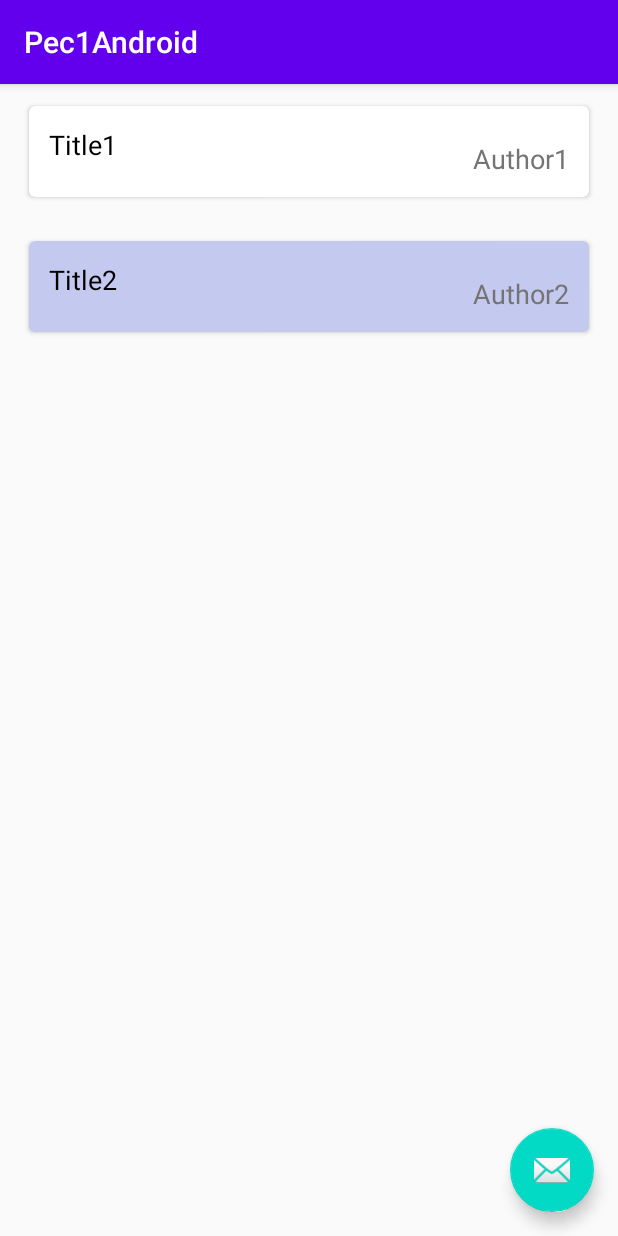
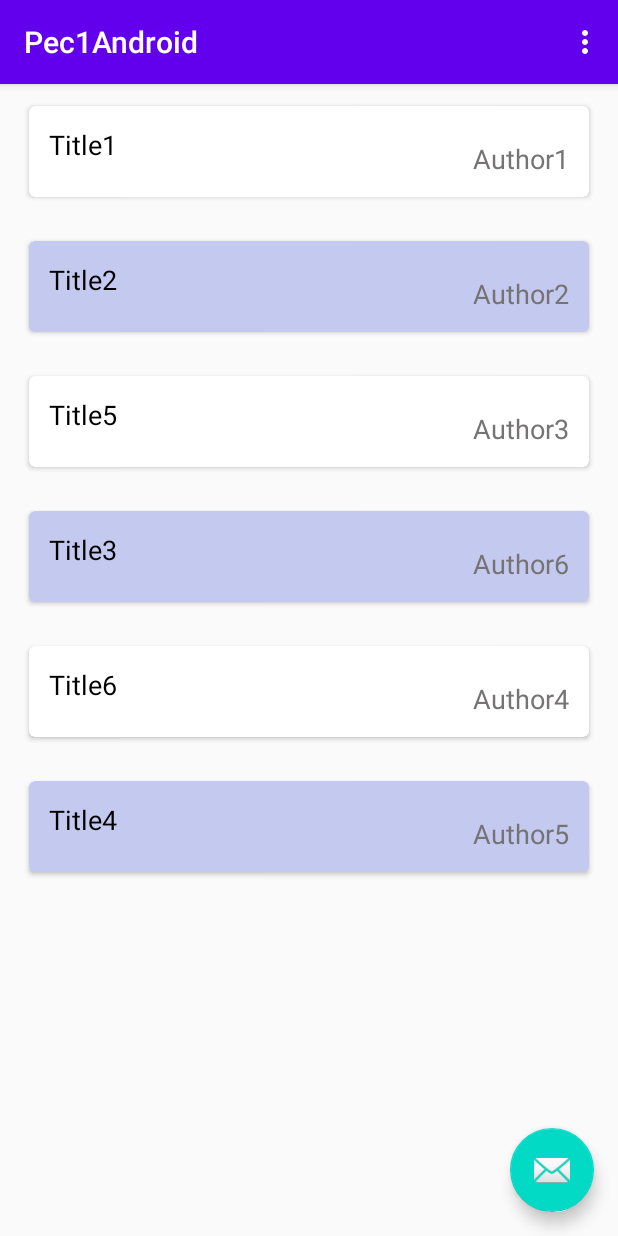
Before and after one commit to msalado0/PEC1Ejercicio1, an Android app: the screen it shows after launch (BookListActivity), on a phone screen of 412 x 824 dp. Run offline under Robolectric (Android 15) with nearby library versions, the phone set to English and light mode, and no system bars.

Commit message:
Add files via upload

```diff
--- a/app/src/main/java/com/example/pec1ejercicio1/BookListActivity.java
+++ b/app/src/main/java/com/example/pec1ejercicio1/BookListActivity.java
@@ -1,14 +1,23 @@
 package com.example.pec1ejercicio1;
 
+import androidx.annotation.RequiresApi;
 import androidx.appcompat.app.AppCompatActivity;
 import androidx.appcompat.widget.Toolbar;
 import androidx.recyclerview.widget.RecyclerView;
 
+import android.os.Build;
 import android.os.Bundle;
+import android.view.Menu;
+import android.view.MenuInflater;
+import android.view.MenuItem;
 
 import com.example.pec1ejercicio1.modelo.BookItem;
 import com.example.pec1ejercicio1.modelo.BookModel;
+import com.example.pec1ejercicio1.ordenar.ordenAutor;
+import com.example.pec1ejercicio1.ordenar.ordenTitle;
 
+import java.util.ArrayList;
+import java.util.Collection;
 import java.util.List;
 /*
 Esta aplicación se realizo teniendo como base el modelo Maestro/detalle previamente definido, pero hemos adaptado
@@ -71,4 +80,40 @@ public class BookListActivity extends AppCompatActivity {
         BookRecyclerViewAdapter view = new BookRecyclerViewAdapter(listaLibros, detailFragment, this);
         recyclerView.setAdapter(view);
     }
+
+    /*
+    Con este metodo, llamamos al xml que contiene los objetos para crear nuestro menu.
+     */
+    @Override
+    public boolean onCreateOptionsMenu (Menu menu) {
+        MenuInflater inflater = getMenuInflater ();
+        inflater.inflate (R.menu.menu_list,menu);
+        return true;
+    }
+
+    /*
+    Este metodo capturaremos las iteraciones de un usuario con el menu, para saber que funcion desea
+    realizar, en este caso, que tipo de ordenacion desea ver en pantalla. (ojo, es obligatorio poner default)
+
+    Se realizara una reordenacion de la lista de libros, y luego se lo enviaremos al adaptador, para que vuelva a cargar
+    la pantalla con dicho orden, para ello nos ayudaremos de dos clases javas que hemos creado en el paquete ordenar.
+     */
+    @RequiresApi(api = Build.VERSION_CODES.N)
+    public boolean onOptionsItemSelected(MenuItem item) {
+        BookRecyclerViewAdapter view;
+        switch (item.getItemId()) {
+            case R.id.order_by_title:
+                listaLibros.sort(new ordenTitle());
+                view = new BookRecyclerViewAdapter(listaLibros, detailFragment, this);
+                recyclerView.setAdapter(view);
+                return true;
+
+            default:
+                listaLibros.sort(new ordenAutor());
+                view = new BookRecyclerViewAdapter(listaLibros, detailFragment, this);
+                recyclerView.setAdapter(view);
+                return true;
+        }
+    }
+
 }
--- a/app/src/main/java/com/example/pec1ejercicio1/modelo/BookItem.java
+++ b/app/src/main/java/com/example/pec1ejercicio1/modelo/BookItem.java
@@ -72,4 +72,5 @@ public class BookItem {
                 "URL: "+this.getUrl();
     }
 
+
 }
--- a/app/src/main/java/com/example/pec1ejercicio1/modelo/BookModel.java
+++ b/app/src/main/java/com/example/pec1ejercicio1/modelo/BookModel.java
@@ -27,6 +27,16 @@ public class BookModel {
         BookItem book2 = new BookItem(1, "Title2", "Author2", new Date(), "Description2", null);
         ITEMS.add (book1);
         ITEMS.add (book2);
+
+        //Añadimos mas libros
+        BookItem book3 = new BookItem(2, "Title5", "Author3", new Date(), "Description3", null);
+        BookItem book4 = new BookItem(3, "Title3", "Author6", new Date(), "Description6", null);
+        BookItem book5 = new BookItem(4, "Title6", "Author4", new Date(), "Description4", null);
+        BookItem book6 = new BookItem(5, "Title4", "Author5", new Date(), "Description5", null);
+        ITEMS.add (book3);
+        ITEMS.add (book4);
+        ITEMS.add (book5);
+        ITEMS.add (book6);
     }
 
 }
--- /dev/null
+++ b/app/src/main/res/menu/menu_list.xml
@@ -0,0 +1,13 @@
+<menu xmlns:android="http://schemas.android.com/apk/res/android"
+xmlns:app="http://schemas.android.com/apk/res-auto">
+<!--
+Hemos creado un xml llamado menu_list, el cual contiene 2 objetos, estos objetos son
+dos evento que podra lanzar el usuario para ordenar las listas de los libros.
+-->
+
+<item android:id="@+id/order_by_title"
+    android:title="@string/orderbyTitle" />
+
+<item android:id="@+id/order_by_autor"
+    android:title="@string/orderbyAutor" />
+</menu>
--- a/app/src/main/res/values/strings.xml
+++ b/app/src/main/res/values/strings.xml
@@ -1,5 +1,5 @@
 <resources>
     <string name="app_name">Pec1Android</string>
-
-    <!-- TODO: Remove or change this placeholder text -->
+    <string name="orderbyTitle">Sort by title</string>
+    <string name="orderbyAutor">Sort by autor</string>
 </resources>
```
Also changed, not shown: app/src/main/java/com/example/pec1ejercicio1/ordenar/ordenAutor.java (added, +16 -0 lines), app/src/main/java/com/example/pec1ejercicio1/ordenar/ordenTitle.java (added, +16 -0 lines).
